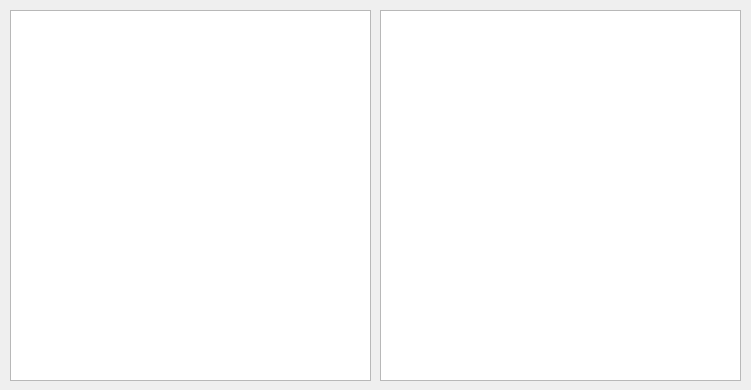
The window that floydgraph.ui (lisaula/Tareas_2doP_ED) describes before a commit, drawn with Qt 5.
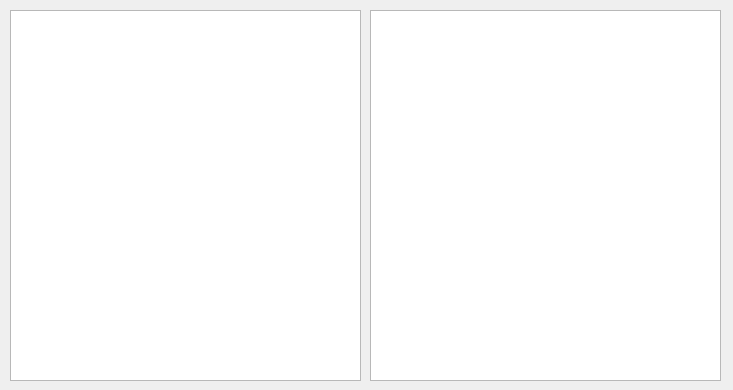
The same window after the commit.

Patch:
```diff
--- a/floydgraph.ui
+++ b/floydgraph.ui
@@ -6,29 +6,29 @@
    <rect>
     <x>0</x>
     <y>0</y>
-    <width>751</width>
+    <width>733</width>
     <height>390</height>
    </rect>
   </property>
   <property name="windowTitle">
    <string>Form</string>
   </property>
-  <widget class="QTableWidget" name="Tabla">
+  <widget class="QGraphicsView" name="Tabla">
    <property name="geometry">
     <rect>
      <x>10</x>
      <y>10</y>
-     <width>361</width>
+     <width>351</width>
      <height>371</height>
     </rect>
    </property>
   </widget>
-  <widget class="QTableWidget" name="TablaP">
+  <widget class="QGraphicsView" name="TablaP">
    <property name="geometry">
     <rect>
-     <x>380</x>
+     <x>370</x>
      <y>10</y>
-     <width>361</width>
+     <width>351</width>
      <height>371</height>
     </rect>
    </property>
```
